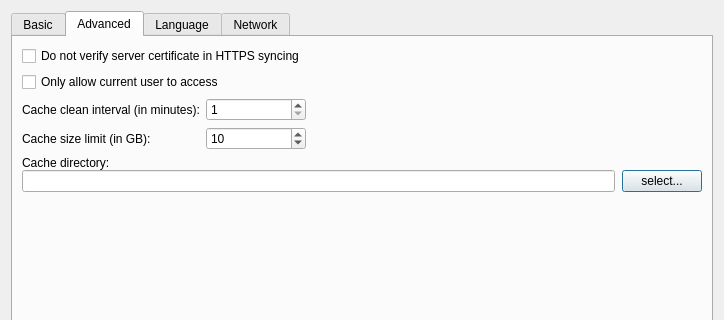
haiwen/seadrive-gui, file ui/settings-dialog.ui: the form before one commit; both pictures show x 0 to 724 and y 0 to 320 of the 724 by 579 pixel window.
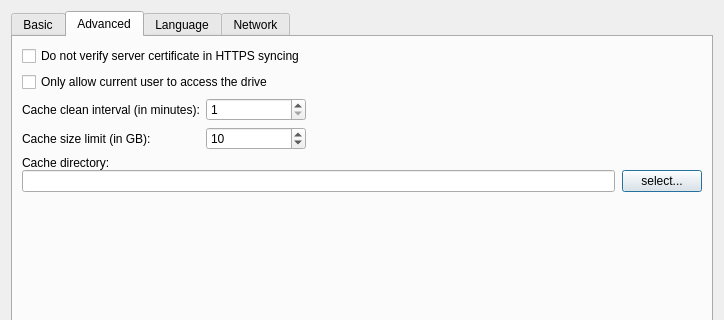
The form after the commit.

Diff of the .ui file:
```diff
--- a/ui/settings-dialog.ui
+++ b/ui/settings-dialog.ui
@@ -167,7 +167,7 @@
        <item>
         <widget class="QCheckBox" name="mCurrentAccess">
          <property name="text">
-          <string>Only allow current user to access</string>
+          <string>Only allow current user to access the drive</string>
          </property>
         </widget>
        </item>
```
